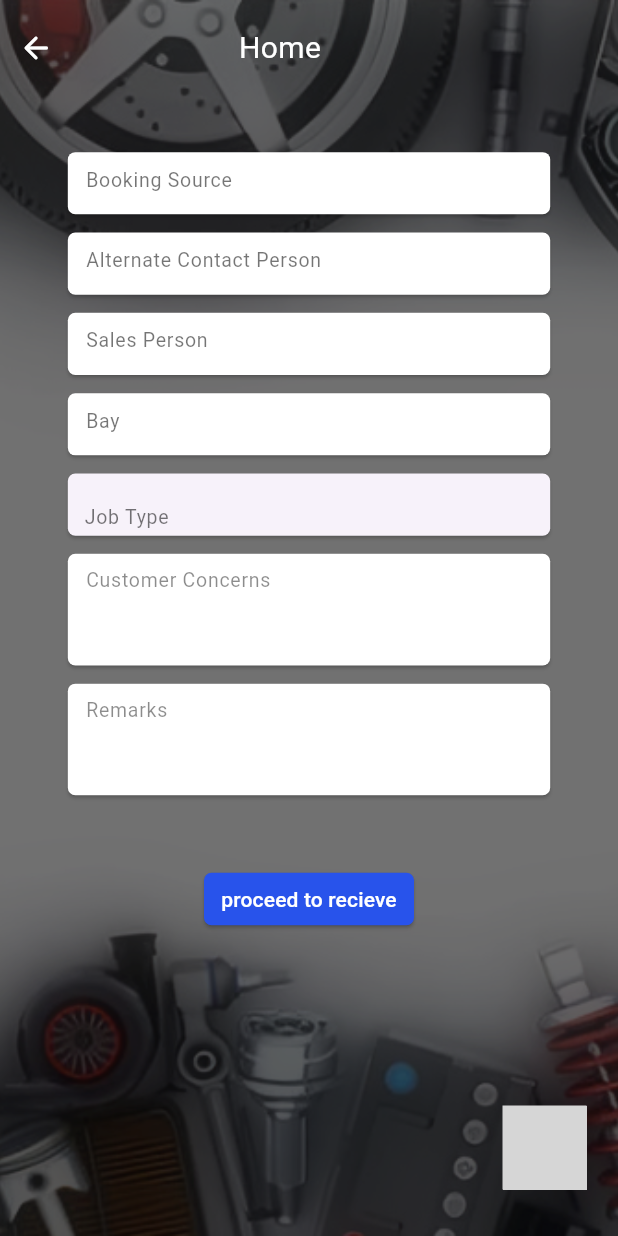
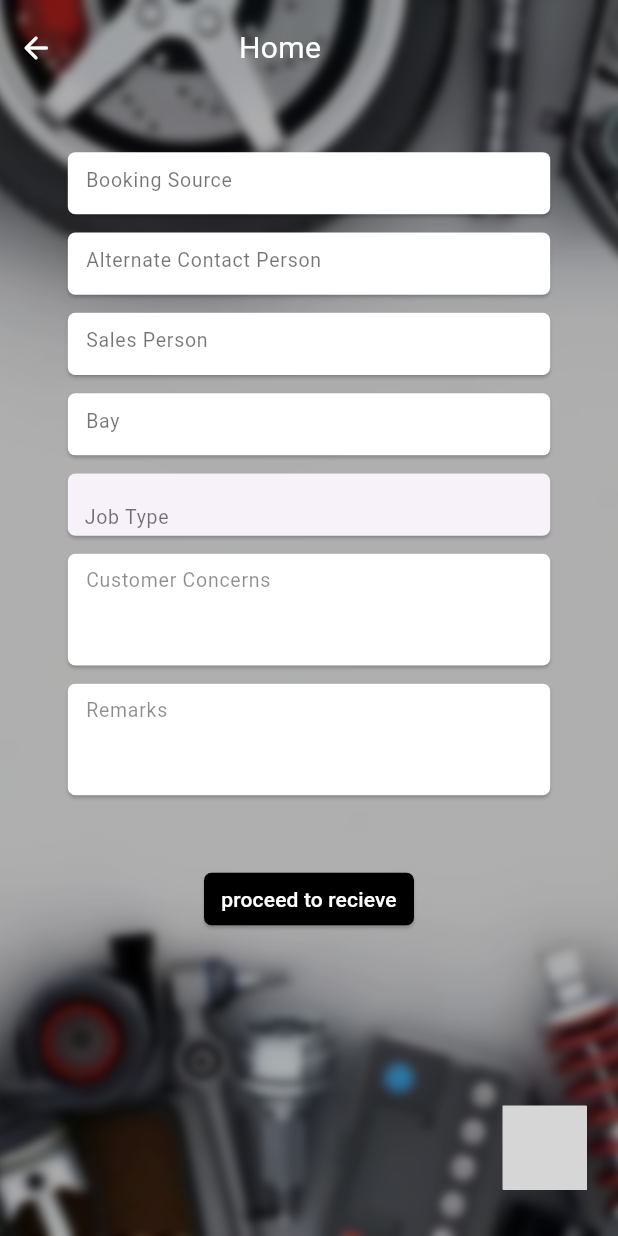
Before and after one commit to MobileDevNalsoft/DealerManagementSystem, a Flutter app: the screen it shows after launch, after a tap on "next", on a phone screen of 412 x 824 dp. Run offline on Flutter 3.47's test engine with Material 3 defaults, Android fonts, the phone set to English and light mode, and no system bars; drawn by our look-alikes of flutter_typeahead; our stand-ins replace dropdown_button2; missing offline and left inert: custom_widgets; grey boxes are pictures that could not be loaded.

Commit message:
updated ui and chnaged bg

```diff
--- a/lib/views/home_proceed.dart
+++ b/lib/views/home_proceed.dart
@@ -57,7 +57,7 @@ class _HomeProceedView extends State<HomeProceedView> {
           decoration: BoxDecoration(
             image: DecorationImage(
                 image: AssetImage(
-                  'assets/images/dms_bg2.png',
+                  'assets/images/dms_bg.png',
                 ),
                 fit: BoxFit.cover),
           ),
@@ -191,7 +191,7 @@ class _HomeProceedView extends State<HomeProceedView> {
                       style: ElevatedButton.styleFrom(
                           minimumSize: Size(140.0, 35.0),
                           padding: EdgeInsets.zero,
-                          backgroundColor: Color.fromRGBO(40, 83, 235, 1),
+                          backgroundColor: Colors.black,
                           shape: RoundedRectangleBorder(
                               borderRadius: BorderRadius.circular(5)))),
                   if (MediaQuery.of(context).viewInsets.bottom != 0)
@@ -213,7 +213,8 @@ class _HomeProceedView extends State<HomeProceedView> {
                     rotational: false,
                     angle: 90,
                     distance: isMobile ? 50 : 70,
-                    color: Color.fromRGBO(40, 83, 235, 1),
+                    color: Colors.black,
+                    iconColor: Colors.white,
                     children: [
                       SizedBox(
                         height: size.height * 0.08,
--- a/lib/views/homeview.dart
+++ b/lib/views/homeview.dart
@@ -54,7 +54,7 @@ class _HomeView extends State<HomeView> {
           decoration: BoxDecoration(
             image: DecorationImage(
                 image: AssetImage(
-                  'assets/images/dms_bg2.png',
+                  'assets/images/dms_bg.png',
                 ),
                 fit: BoxFit.cover),
           ),
@@ -357,10 +357,11 @@ class _HomeView extends State<HomeView> {
                           child: Text(
                             'view more',
                             style: TextStyle(
-                                color: Color.fromRGBO(40, 83, 235, 1),
+                                color: Colors.black,
                                 fontSize: isMobile ? 12 : 14),
                           ),
                           style: ElevatedButton.styleFrom(
+                              backgroundColor: Colors.grey.shade400,
                               minimumSize:
                                   isMobile ? Size(65, 10) : Size(80.0, 20.0),
                               padding: EdgeInsets.zero,
@@ -404,7 +405,7 @@ class _HomeView extends State<HomeView> {
                       style: ElevatedButton.styleFrom(
                           minimumSize: Size(70.0, 35.0),
                           padding: EdgeInsets.zero,
-                          backgroundColor: Color.fromRGBO(40, 83, 235, 1),
+                          backgroundColor: Colors.black,
                           shape: RoundedRectangleBorder(
                               borderRadius: BorderRadius.circular(5)))),
                   if (MediaQuery.of(context).viewInsets.bottom != 0)
@@ -426,7 +427,8 @@ class _HomeView extends State<HomeView> {
                     rotational: false,
                     angle: 90,
                     distance: isMobile ? 50 : 70,
-                    color: Color.fromRGBO(40, 83, 235, 1),
+                    color: Colors.black,
+                    iconColor: Colors.white,
                     children: [
                       SizedBox(
                         height: size.height * 0.08,
@@ -436,14 +438,14 @@ class _HomeView extends State<HomeView> {
                             children: [
                               Image.asset(
                                 'assets/images/add_user.png',
-                                color: Color.fromRGBO(40, 83, 235, 1),
+                                color: Colors.white,
                                 fit: BoxFit.cover,
                                 scale: isMobile ? 22 : 15,
                               ),
                               Text(
                                 'Add Customer',
                                 style: TextStyle(
-                                    color: Color.fromRGBO(229, 255, 231, 1),
+                                    color: Colors.white,
                                     fontSize: isMobile ? 11 : 14),
                               )
                             ],
@@ -458,14 +460,14 @@ class _HomeView extends State<HomeView> {
                             children: [
                               Image.asset(
                                 'assets/images/car.png',
-                                color: Color.fromRGBO(40, 83, 235, 1),
+                                color: Colors.white,
                                 fit: BoxFit.cover,
                                 scale: isMobile ? 22 : 15,
                               ),
                               Text(
                                 'Add Vehicle',
                                 style: TextStyle(
-                                    color: Color.fromRGBO(229, 255, 231, 1),
+                                    color: Colors.white,
                                     fontSize: isMobile ? 11 : 14),
                               )
                             ],
@@ -481,12 +483,12 @@ class _HomeView extends State<HomeView> {
                               Icon(
                                 Icons.history,
                                 size: isMobile ? 28 : 40,
-                                color: Color.fromRGBO(40, 83, 235, 1),
+                                color: Colors.white,
                               ),
                               Text(
                                 'History',
                                 style: TextStyle(
-                                    color: Color.fromRGBO(229, 255, 231, 1),
+                                    color: Colors.white,
                                     fontSize: isMobile ? 11 : 14),
                               )
                             ],
```
Also changed, not shown: assets/images/dms_bg.png, assets/images/dms_bg1.png (deleted), assets/images/dms_bg2.png (deleted), 2 other files.
